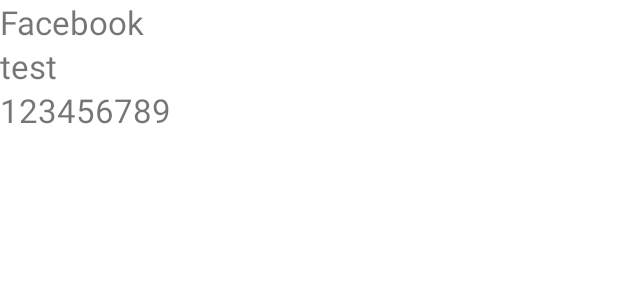
After one commit to jaym21/PassMan, an Android app: the layout activity_service_open.xml on its own in the app's theme, with its tools: preview values and no code run, on a phone screen of 412 x 824 dp. The commit adds this screen. Shown: the top 300 px of the screen. Run offline under Robolectric (Android 15) with nearby library versions, the phone set to English and light mode, and no system bars.

```diff
--- a/app/src/main/AndroidManifest.xml
+++ b/app/src/main/AndroidManifest.xml
@@ -9,7 +9,8 @@
         android:roundIcon="@mipmap/ic_launcher_round"
         android:supportsRtl="true"
         android:theme="@style/Theme.PassMan">
-        <activity android:name=".ui.AddService"></activity>
+        <activity android:name=".ui.ServiceOpen"></activity>
+        <activity android:name=".ui.AddService" />
         <activity android:name=".ui.MainActivity">
             <intent-filter>
                 <action android:name="android.intent.action.MAIN" />
--- a/app/src/main/java/dev/jaym21/passman/model/Service.kt
+++ b/app/src/main/java/dev/jaym21/passman/model/Service.kt
@@ -2,6 +2,7 @@ package dev.jaym21.passman.model
 
 import androidx.room.Entity
 import androidx.room.PrimaryKey
+import java.io.Serializable
 
 @Entity(tableName = "service_table")
 data class Service(
@@ -10,4 +11,4 @@ data class Service(
         val name: String,
         val username: String,
         val password: String
-)
+): Serializable
--- a/app/src/main/res/layout/activity_main.xml
+++ b/app/src/main/res/layout/activity_main.xml
@@ -16,6 +16,7 @@
         android:textSize="30sp"/>
 
     <androidx.recyclerview.widget.RecyclerView
+        android:id="@+id/rvServices"
         android:layout_width="match_parent"
         android:layout_height="match_parent"
         tools:listitem="@layout/service_item_layout"
--- /dev/null
+++ b/app/src/main/res/layout/activity_service_open.xml
@@ -0,0 +1,31 @@
+<?xml version="1.0" encoding="utf-8"?>
+<LinearLayout
+    xmlns:android="http://schemas.android.com/apk/res/android"
+    xmlns:tools="http://schemas.android.com/tools"
+    android:layout_width="match_parent"
+    android:layout_height="match_parent"
+    tools:context=".ui.ServiceOpen"
+    android:orientation="vertical">
+
+    <TextView
+        android:id="@+id/tvServiceName"
+        android:layout_width="match_parent"
+        android:layout_height="wrap_content"
+        android:text="Facebook"
+        android:textSize="22sp"/>
+
+    <TextView
+        android:id="@+id/tvServiceUserName"
+        android:layout_width="match_parent"
+        android:layout_height="wrap_content"
+        android:text="test"
+        android:textSize="22sp"/>
+
+    <TextView
+        android:id="@+id/tvServicePassword"
+        android:layout_width="match_parent"
+        android:layout_height="wrap_content"
+        android:text="123456789"
+        android:textSize="22sp"/>
+
+</LinearLayout>
```
Also changed, not shown: app/src/main/java/dev/jaym21/passman/ui/MainActivity.kt (+41 -2 lines), app/src/main/java/dev/jaym21/passman/ui/ServiceOpen.kt (added, +29 -0 lines).
